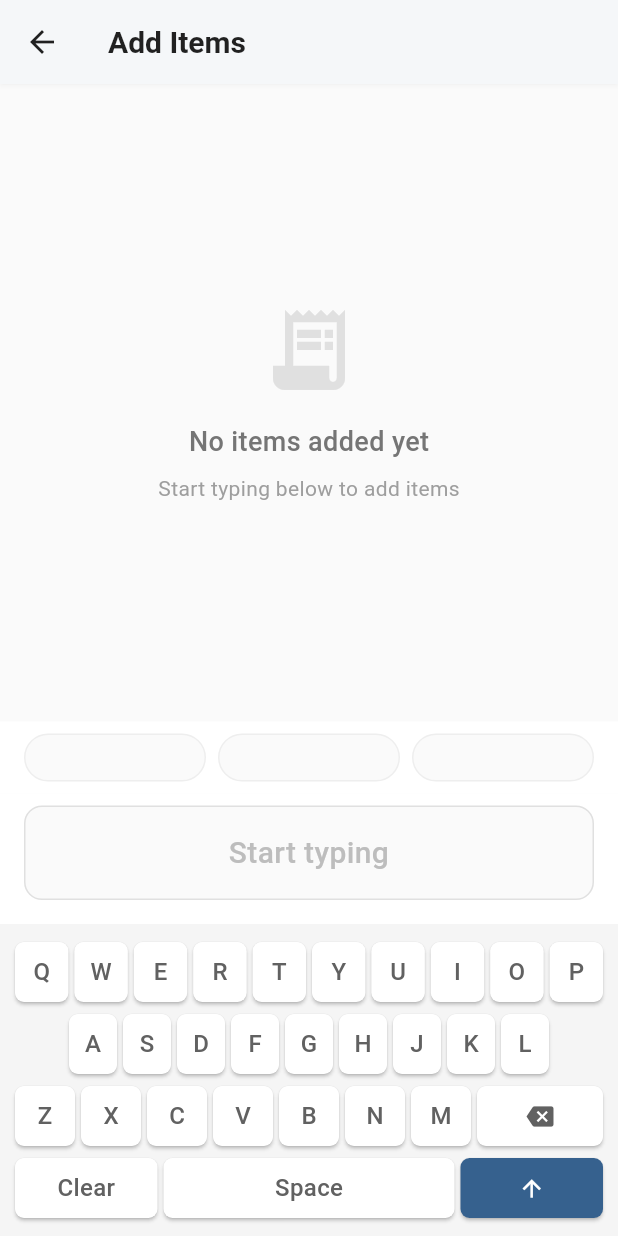
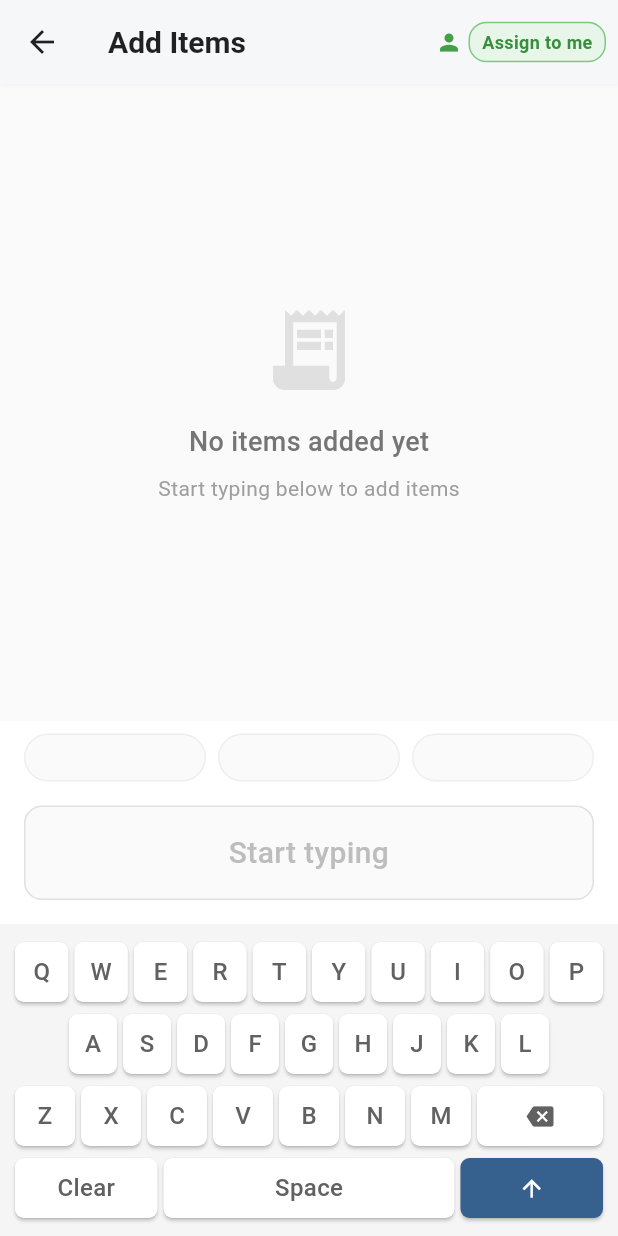
Before and after one commit to noodev8/splitdine2, a Flutter app: the AddNewItemScreen screen opened directly with empty values, on a phone screen of 412 x 824 dp. Run offline on Flutter 3.47's test engine with Material 3 defaults, Android fonts, the phone set to English and light mode, and no system bars; our stand-ins replace shared_preferences; accounts and stored records are empty.

Commit message:
Add auto-assign toggle for rapid menu item entry
- Add toggle in app bar: "Assign to me" (default ON) vs "Unassigned"
- Auto-assign items to current user when leaving screen if toggle is ON
- Visual feedback with icons (person vs people) and color coding
- Optimize for common case (individual adding own items) while allowing flexibility for hosts
- Move decimal point to right side of calculator keypad for better UX
- Use modern PopScope instead of deprecated WillPopScope

🤖 Generated with [Claude Code](https://claude.ai/code)

Co-Authored-By: Claude <noreply@anthropic.com>

```diff
--- a/splitdine2_flutter/lib/screens/add_new_item_screen.dart
+++ b/splitdine2_flutter/lib/screens/add_new_item_screen.dart
@@ -4,6 +4,7 @@ import '../models/session.dart';
 import '../services/session_receipt_service.dart';
 import '../services/menu_service.dart';
 import '../services/auth_provider.dart';
+import '../services/guest_choice_service.dart';
 import '../models/session_receipt_item.dart';
 
 class AddNewItemScreen extends StatefulWidget {
@@ -27,6 +28,7 @@ class _AddNewItemScreenState extends State<AddNewItemScreen> {
   bool _isAdding = false;
   List<Map<String, dynamic>> _suggestions = [];
   int? _selectedSuggestionId;
+  bool _autoAssignToMe = true; // Toggle for auto-assigning items to current user
 
   @override
   void initState() {
@@ -229,6 +231,32 @@ class _AddNewItemScreenState extends State<AddNewItemScreen> {
     setState(() {
       _addedItems.removeAt(index);
     });
+  }
+
+  // Auto-assign all unassigned items to current user
+  Future<void> _autoAssignItemsToMe() async {
+    if (!_autoAssignToMe) return;
+
+    final authProvider = Provider.of<AuthProvider>(context, listen: false);
+    if (authProvider.user == null) return;
+
+    final guestChoiceService = GuestChoiceService();
+
+    for (final item in _addedItems) {
+      if (item['itemId'] != null) {
+        try {
+          await guestChoiceService.assignItem(
+            sessionId: widget.session.id,
+            itemId: item['itemId'],
+            userId: authProvider.user!.id,
+            splitItem: false,
+          );
+        } catch (e) {
+          // Handle error silently for now - items can be assigned manually later
+          print('Failed to auto-assign item ${item['name']}: $e');
+        }
+      }
+    }
   }
 
   void _duplicateItem(int index) {
@@ -480,7 +508,14 @@ class _AddNewItemScreenState extends State<AddNewItemScreen> {
 
   @override
   Widget build(BuildContext context) {
-    return Scaffold(
+    return PopScope(
+      onPopInvoked: (didPop) async {
+        if (didPop) {
+          // Auto-assign items before leaving if toggle is on
+          await _autoAssignItemsToMe();
+        }
+      },
+      child: Scaffold(
         backgroundColor: Colors.grey.shade50,
         appBar: AppBar(
           title: Text(
@@ -494,6 +529,48 @@ class _AddNewItemScreenState extends State<AddNewItemScreen> {
           foregroundColor: Colors.black87,
           elevation: 1,
           shadowColor: Colors.black12,
+          actions: [
+            // Auto-assign toggle
+            Container(
+              margin: const EdgeInsets.only(right: 8),
+              child: Row(
+                mainAxisSize: MainAxisSize.min,
+                children: [
+                  Icon(
+                    _autoAssignToMe ? Icons.person : Icons.people,
+                    size: 18,
+                    color: _autoAssignToMe ? Colors.green.shade600 : Colors.grey.shade600,
+                  ),
+                  const SizedBox(width: 4),
+                  GestureDetector(
+                    onTap: () {
+                      setState(() {
+                        _autoAssignToMe = !_autoAssignToMe;
+                      });
+                    },
+                    child: Container(
+                      padding: const EdgeInsets.symmetric(horizontal: 8, vertical: 4),
+                      decoration: BoxDecoration(
+                        color: _autoAssignToMe ? Colors.green.shade50 : Colors.grey.shade100,
+                        borderRadius: BorderRadius.circular(12),
+                        border: Border.all(
+                          color: _autoAssignToMe ? Colors.green.shade300 : Colors.grey.shade300,
+                        ),
+                      ),
+                      child: Text(
+                        _autoAssignToMe ? 'Assign to me' : 'Unassigned',
+                        style: TextStyle(
+                          fontSize: 12,
+                          fontWeight: FontWeight.w600,
+                          color: _autoAssignToMe ? Colors.green.shade700 : Colors.grey.shade700,
+                        ),
+                      ),
+                    ),
+                  ),
+                ],
+              ),
+            ),
+          ],
         ),
       body: Column(
         children: [
@@ -649,6 +726,7 @@ class _AddNewItemScreenState extends State<AddNewItemScreen> {
           // Custom keyboard
           _buildCustomKeyboard(),
         ],
+      ),
     ),
     );
   }
@@ -845,8 +923,8 @@ class _EditItemDialogState extends State<_EditItemDialog> {
                 _buildNumberButton('7'),
                 _buildNumberButton('8'),
                 _buildNumberButton('9'),
+                _buildNumberButton('0'),
                 _buildNumberButton('.'),
-                _buildNumberButton('0'),
                 _buildBackspaceButton(),
               ],
             ),
```
Lines whose indentation alone changed are shown as unchanged.
